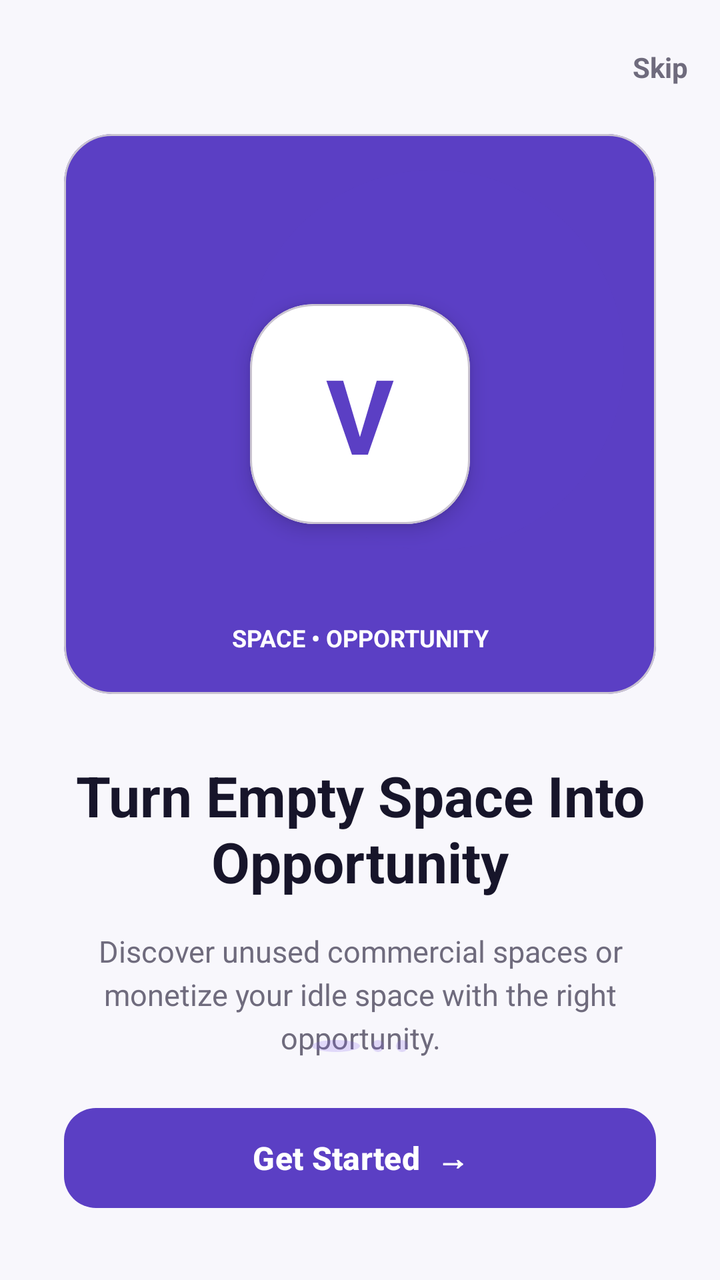
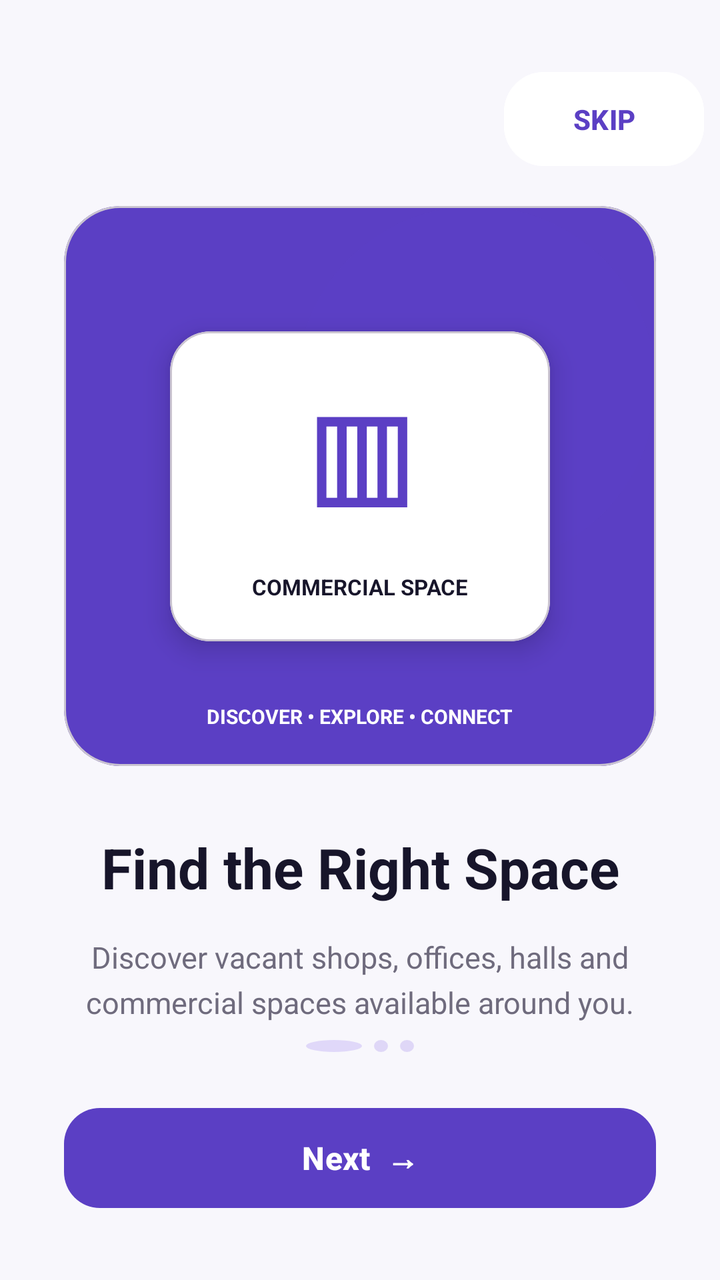

Screens rendered from an Android XML layout before and after an edit, with the pre-edit source and the edit as a unified diff.
<!-- AndroidManifest.xml: application theme Theme.Vacspace -->
<!-- res/layout/activity_onboarding.xml -->
<?xml version="1.0" encoding="utf-8"?>
<androidx.constraintlayout.widget.ConstraintLayout
    xmlns:android="http://schemas.android.com/apk/res/android"
    xmlns:app="http://schemas.android.com/apk/res-auto"
    android:layout_width="match_parent"
    android:layout_height="match_parent"
    android:background="@color/vacspace_background">

    
    <TextView
        android:id="@+id/tvSkip"
        android:layout_width="wrap_content"
        android:layout_height="wrap_content"
        android:layout_marginTop="@dimen/spacing_lg"
        android:layout_marginEnd="@dimen/spacing_md"
        android:text="Skip"
        android:textColor="@color/vacspace_text_secondary"
        android:textSize="14sp"
        android:textStyle="bold"
        app:layout_constraintEnd_toEndOf="parent"
        app:layout_constraintTop_toTopOf="parent" />

    
    <com.google.android.material.card.MaterialCardView
        android:id="@+id/cardIllustration"
        android:layout_width="0dp"
        android:layout_height="280dp"
        android:layout_marginStart="@dimen/spacing_xl"
        android:layout_marginTop="@dimen/spacing_lg"
        android:layout_marginEnd="@dimen/spacing_xl"
        app:cardBackgroundColor="@color/vacspace_primary"
        app:cardCornerRadius="@dimen/radius_lg"
        app:cardElevation="0dp"
        app:layout_constraintEnd_toEndOf="parent"
        app:layout_constraintStart_toStartOf="parent"
        app:layout_constraintTop_toBottomOf="@id/tvSkip">

        <androidx.constraintlayout.widget.ConstraintLayout
            android:layout_width="match_parent"
            android:layout_height="match_parent">

            
            <View
                android:layout_width="190dp"
                android:layout_height="190dp"
                android:alpha="0.15"
                android:background="@drawable/bg_splash_circle"
                app:layout_constraintBottom_toBottomOf="parent"
                app:layout_constraintEnd_toEndOf="parent"
                app:layout_constraintHorizontal_bias="0.85"
                app:layout_constraintStart_toStartOf="parent"
                app:layout_constraintTop_toTopOf="parent"
                app:layout_constraintVertical_bias="0.2" />

            
            <com.google.android.material.card.MaterialCardView
                android:layout_width="110dp"
                android:layout_height="110dp"
                app:cardBackgroundColor="@color/vacspace_surface"
                app:cardCornerRadius="32dp"
                app:cardElevation="6dp"
                app:layout_constraintBottom_toBottomOf="parent"
                app:layout_constraintEnd_toEndOf="parent"
                app:layout_constraintStart_toStartOf="parent"
                app:layout_constraintTop_toTopOf="parent">

                <TextView
                    android:layout_width="match_parent"
                    android:layout_height="match_parent"
                    android:gravity="center"
                    android:text="V"
                    android:textColor="@color/vacspace_primary"
                    android:textSize="52sp"
                    android:textStyle="bold" />

            </com.google.android.material.card.MaterialCardView>

            <TextView
                android:layout_width="wrap_content"
                android:layout_height="wrap_content"
                android:layout_marginBottom="20dp"
                android:text="SPACE • OPPORTUNITY"
                android:textColor="@color/vacspace_text_white"
                android:textSize="12sp"
                android:textStyle="bold"
                app:layout_constraintBottom_toBottomOf="parent"
                app:layout_constraintEnd_toEndOf="parent"
                app:layout_constraintStart_toStartOf="parent" />

        </androidx.constraintlayout.widget.ConstraintLayout>

    </com.google.android.material.card.MaterialCardView>

    
    <TextView
        android:id="@+id/tvTitle"
        android:layout_width="0dp"
        android:layout_height="wrap_content"
        android:layout_marginStart="@dimen/spacing_xl"
        android:layout_marginTop="@dimen/spacing_xl"
        android:layout_marginEnd="@dimen/spacing_xl"
        android:gravity="center"
        android:text="Turn Empty Space Into Opportunity"
        android:textColor="@color/vacspace_text_primary"
        android:textSize="28sp"
        android:textStyle="bold"
        app:layout_constraintEnd_toEndOf="parent"
        app:layout_constraintStart_toStartOf="parent"
        app:layout_constraintTop_toBottomOf="@id/cardIllustration" />

    
    <TextView
        android:id="@+id/tvDescription"
        android:layout_width="0dp"
        android:layout_height="wrap_content"
        android:layout_marginStart="@dimen/spacing_xl"
        android:layout_marginTop="@dimen/spacing_md"
        android:layout_marginEnd="@dimen/spacing_xl"
        android:gravity="center"
        android:lineSpacingExtra="4dp"
        android:text="Discover unused commercial spaces or monetize your idle space with the right opportunity."
        android:textColor="@color/vacspace_text_secondary"
        android:textSize="15sp"
        app:layout_constraintEnd_toEndOf="parent"
        app:layout_constraintStart_toStartOf="parent"
        app:layout_constraintTop_toBottomOf="@id/tvTitle" />

    
    <LinearLayout
        android:id="@+id/pageIndicator"
        android:layout_width="wrap_content"
        android:layout_height="wrap_content"
        android:layout_marginBottom="@dimen/spacing_lg"
        android:gravity="center"
        android:orientation="horizontal"
        app:layout_constraintBottom_toTopOf="@id/btnNext"
        app:layout_constraintEnd_toEndOf="parent"
        app:layout_constraintStart_toStartOf="parent">

        <View
            android:layout_width="24dp"
            android:layout_height="6dp"
            android:layout_marginEnd="6dp"
            android:background="@drawable/bg_splash_circle" />

        <View
            android:layout_width="6dp"
            android:layout_height="6dp"
            android:layout_marginEnd="6dp"
            android:background="@drawable/bg_splash_circle" />

        <View
            android:layout_width="6dp"
            android:layout_height="6dp"
            android:background="@drawable/bg_splash_circle" />

    </LinearLayout>

    
    <com.google.android.material.button.MaterialButton
        android:id="@+id/btnNext"
        android:layout_width="0dp"
        android:layout_height="58dp"
        android:layout_marginStart="@dimen/spacing_xl"
        android:layout_marginEnd="@dimen/spacing_xl"
        android:layout_marginBottom="@dimen/spacing_xl"
        android:text="Get Started  →"
        android:textAllCaps="false"
        android:textSize="16sp"
        android:textStyle="bold"
        app:cornerRadius="@dimen/radius_md"
        app:layout_constraintBottom_toBottomOf="parent"
        app:layout_constraintEnd_toEndOf="parent"
        app:layout_constraintStart_toStartOf="parent" />

</androidx.constraintlayout.widget.ConstraintLayout>
<!-- resources referenced by this layout -->
<resources>
  <color name="vacspace_background">#F8F7FC</color>
  <color name="vacspace_primary">#5B3FC4</color>
  <color name="vacspace_surface">#FFFFFF</color>
  <color name="vacspace_text_primary">#17152A</color>
  <color name="vacspace_text_secondary">#6F6B7D</color>
  <color name="vacspace_text_white">#FFFFFF</color>
  <dimen name="radius_lg">24dp</dimen>
  <dimen name="radius_md">16dp</dimen>
  <dimen name="spacing_lg">24dp</dimen>
  <dimen name="spacing_md">16dp</dimen>
  <dimen name="spacing_xl">32dp</dimen>
  <!-- drawable bg_splash_circle (drawable) -->
  <?xml version="1.0" encoding="utf-8"?>
  <shape xmlns:android="http://schemas.android.com/apk/res/android"
      android:shape="oval">
  
      <solid android:color="#337C5CE8" />
  
  </shape>
  <style name="Theme.Vacspace" parent="Base.Theme.Vacspace" />
  <style name="Base.Theme.Vacspace" parent="Theme.Material3.DayNight.NoActionBar">
  
          <item name="colorPrimary">@color/vacspace_primary</item>
          <item name="colorPrimaryContainer">@color/vacspace_primary_light</item>
  
          <item name="android:windowBackground">@color/vacspace_background</item>
          <item name="android:statusBarColor">@color/vacspace_background</item>
          <item name="android:navigationBarColor">@color/vacspace_background</item>
  
      </style>
  <color name="vacspace_primary_light">#7C5CE8</color>
</resources>

<!-- the commit's change to res/layout/activity_onboarding.xml (unified diff, before → after) -->
@@ -1,176 +1,660 @@
 <?xml version="1.0" encoding="utf-8"?>
-<androidx.constraintlayout.widget.ConstraintLayout
+<android.widget.FrameLayout
     xmlns:android="http://schemas.android.com/apk/res/android"
     xmlns:app="http://schemas.android.com/apk/res-auto"
     android:layout_width="match_parent"
     android:layout_height="match_parent"
     android:background="@color/vacspace_background">
 
-    
-    <TextView
-        android:id="@+id/tvSkip"
-        android:layout_width="wrap_content"
-        android:layout_height="wrap_content"
-        android:layout_marginTop="@dimen/spacing_lg"
-        android:layout_marginEnd="@dimen/spacing_md"
-        android:text="Skip"
-        android:textColor="@color/vacspace_text_secondary"
-        android:textSize="14sp"
-        android:textStyle="bold"
-        app:layout_constraintEnd_toEndOf="parent"
-        app:layout_constraintTop_toTopOf="parent" />
-
-    
-    <com.google.android.material.card.MaterialCardView
-        android:id="@+id/cardIllustration"
-        android:layout_width="0dp"
-        android:layout_height="280dp"
-        android:layout_marginStart="@dimen/spacing_xl"
-        android:layout_marginTop="@dimen/spacing_lg"
-        android:layout_marginEnd="@dimen/spacing_xl"
-        app:cardBackgroundColor="@color/vacspace_primary"
-        app:cardCornerRadius="@dimen/radius_lg"
-        app:cardElevation="0dp"
-        app:layout_constraintEnd_toEndOf="parent"
-        app:layout_constraintStart_toStartOf="parent"
-        app:layout_constraintTop_toBottomOf="@id/tvSkip">
+    <ViewFlipper
+        android:id="@+id/viewFlipper"
+        android:layout_width="match_parent"
+        android:layout_height="match_parent"
+        android:inAnimation="@android:anim/fade_in"
+        android:outAnimation="@android:anim/fade_out">
+
+        
+        
+        
 
         <androidx.constraintlayout.widget.ConstraintLayout
             android:layout_width="match_parent"
             android:layout_height="match_parent">
 
             
-            <View
-                android:layout_width="190dp"
-                android:layout_height="190dp"
-                android:alpha="0.15"
-                android:background="@drawable/bg_splash_circle"
+            <com.google.android.material.button.MaterialButton
+                android:id="@+id/btnSkip1"
+                android:layout_width="100dp"
+                android:layout_height="55dp"
+                android:layout_marginTop="32dp"
+                android:layout_marginEnd="8dp"
+                android:elevation="10dp"
+                android:text="SKIP"
+                android:textAllCaps="false"
+                android:textColor="@color/vacspace_primary"
+                android:textSize="14sp"
+                android:textStyle="bold"
+                android:backgroundTint="@color/vacspace_surface"
+                app:cornerRadius="20dp"
+                app:layout_constraintEnd_toEndOf="parent"
+                app:layout_constraintTop_toTopOf="parent" />
+
+            
+            <com.google.android.material.card.MaterialCardView
+                android:id="@+id/cardIllustration1"
+                android:layout_width="0dp"
+                android:layout_height="280dp"
+                android:layout_marginStart="@dimen/spacing_xl"
+                android:layout_marginTop="@dimen/spacing_md"
+                android:layout_marginEnd="@dimen/spacing_xl"
+                app:cardBackgroundColor="@color/vacspace_primary"
+                app:cardCornerRadius="28dp"
+                app:cardElevation="0dp"
+                app:layout_constraintEnd_toEndOf="parent"
+                app:layout_constraintStart_toStartOf="parent"
+                app:layout_constraintTop_toBottomOf="@id/btnSkip1">
+
+                <androidx.constraintlayout.widget.ConstraintLayout
+                    android:layout_width="match_parent"
+                    android:layout_height="match_parent">
+
+                    <View
+                        android:id="@+id/circle1"
+                        android:layout_width="180dp"
+                        android:layout_height="180dp"
+                        android:alpha="0.18"
+                        android:background="@drawable/bg_splash_circle"
+                        app:layout_constraintEnd_toEndOf="parent"
+                        app:layout_constraintTop_toTopOf="parent" />
+
+                    
+                    <com.google.android.material.card.MaterialCardView
+                        android:id="@+id/buildingCard"
+                        android:layout_width="190dp"
+                        android:layout_height="155dp"
+                        app:cardBackgroundColor="@color/vacspace_surface"
+                        app:cardCornerRadius="20dp"
+                        app:cardElevation="8dp"
+                        app:layout_constraintBottom_toBottomOf="parent"
+                        app:layout_constraintEnd_toEndOf="parent"
+                        app:layout_constraintStart_toStartOf="parent"
+                        app:layout_constraintTop_toTopOf="parent">
+
+                        <androidx.constraintlayout.widget.ConstraintLayout
+                            android:layout_width="match_parent"
+                            android:layout_height="match_parent">
+
+                            <TextView
+                                android:id="@+id/tvBuilding"
+                                android:layout_width="wrap_content"
+                                android:layout_height="wrap_content"
+                                android:text="▥"
+                                android:textColor="@color/vacspace_primary"
+                                android:textSize="72sp"
+                                android:textStyle="bold"
+                                app:layout_constraintBottom_toTopOf="@id/tvBuildingLabel"
+                                app:layout_constraintEnd_toEndOf="parent"
+                                app:layout_constraintStart_toStartOf="parent"
+                                app:layout_constraintTop_toTopOf="parent" />
+
+                            <TextView
+                                android:id="@+id/tvBuildingLabel"
+                                android:layout_width="wrap_content"
+                                android:layout_height="wrap_content"
+                                android:layout_marginBottom="20dp"
+                                android:text="COMMERCIAL SPACE"
+                                android:textColor="@color/vacspace_text_primary"
+                                android:textSize="11sp"
+                                android:textStyle="bold"
+                                app:layout_constraintBottom_toBottomOf="parent"
+                                app:layout_constraintEnd_toEndOf="parent"
+                                app:layout_constraintStart_toStartOf="parent" />
+
+                        </androidx.constraintlayout.widget.ConstraintLayout>
+
+                    </com.google.android.material.card.MaterialCardView>
+
+                    <TextView
+                        android:id="@+id/tvBottomLabel1"
+                        android:layout_width="wrap_content"
+                        android:layout_height="wrap_content"
+                        android:layout_marginBottom="18dp"
+                        android:text="DISCOVER • EXPLORE • CONNECT"
+                        android:textColor="@color/vacspace_text_white"
+                        android:textSize="10sp"
+                        android:textStyle="bold"
+                        app:layout_constraintBottom_toBottomOf="parent"
+                        app:layout_constraintEnd_toEndOf="parent"
+                        app:layout_constraintStart_toStartOf="parent" />
+
+                </androidx.constraintlayout.widget.ConstraintLayout>
+
+            </com.google.android.material.card.MaterialCardView>
+
+            
+            <TextView
+                android:id="@+id/tvTitle1"
+                android:layout_width="0dp"
+                android:layout_height="wrap_content"
+                android:layout_marginStart="@dimen/spacing_xl"
+                android:layout_marginTop="@dimen/spacing_xl"
+                android:layout_marginEnd="@dimen/spacing_xl"
+                android:gravity="center"
+                android:text="Find the Right Space"
+                android:textColor="@color/vacspace_text_primary"
+                android:textSize="28sp"
+                android:textStyle="bold"
+                app:layout_constraintEnd_toEndOf="parent"
+                app:layout_constraintStart_toStartOf="parent"
+                app:layout_constraintTop_toBottomOf="@id/cardIllustration1" />
+
+            
+            <TextView
+                android:id="@+id/tvDescription1"
+                android:layout_width="0dp"
+                android:layout_height="wrap_content"
+                android:layout_marginStart="@dimen/spacing_xl"
+                android:layout_marginTop="@dimen/spacing_md"
+                android:layout_marginEnd="@dimen/spacing_xl"
+                android:gravity="center"
+                android:lineSpacingExtra="5dp"
+                android:text="Discover vacant shops, offices, halls and commercial spaces available around you."
+                android:textColor="@color/vacspace_text_secondary"
+                android:textSize="15sp"
+                app:layout_constraintEnd_toEndOf="parent"
+                app:layout_constraintStart_toStartOf="parent"
+                app:layout_constraintTop_toBottomOf="@id/tvTitle1" />
+
+            
+            <View
+                android:id="@+id/indicator1Active"
+                android:layout_width="28dp"
+                android:layout_height="6dp"
+                android:layout_marginBottom="@dimen/spacing_lg"
+                android:background="@drawable/bg_splash_circle"
+                app:layout_constraintBottom_toTopOf="@id/btnNext1"
+                app:layout_constraintEnd_toStartOf="@id/indicator1Dot2"
+                app:layout_constraintHorizontal_chainStyle="packed"
+                app:layout_constraintStart_toStartOf="parent" />
+
+            <View
+                android:id="@+id/indicator1Dot2"
+                android:layout_width="7dp"
+                android:layout_height="6dp"
+                android:layout_marginStart="6dp"
+                android:layout_marginBottom="@dimen/spacing_lg"
+                android:background="@drawable/bg_splash_circle"
+                app:layout_constraintBottom_toTopOf="@id/btnNext1"
+                app:layout_constraintEnd_toStartOf="@id/indicator1Dot3"
+                app:layout_constraintStart_toEndOf="@id/indicator1Active" />
+
+            <View
+                android:id="@+id/indicator1Dot3"
+                android:layout_width="7dp"
+                android:layout_height="6dp"
+                android:layout_marginStart="6dp"
+                android:layout_marginBottom="@dimen/spacing_lg"
+                android:background="@drawable/bg_splash_circle"
+                app:layout_constraintBottom_toTopOf="@id/btnNext1"
+                app:layout_constraintEnd_toEndOf="parent"
+                app:layout_constraintStart_toEndOf="@id/indicator1Dot2" />
+
+            
+            <com.google.android.material.button.MaterialButton
+                android:id="@+id/btnNext1"
+                android:layout_width="0dp"
+                android:layout_height="58dp"
+                android:layout_marginStart="@dimen/spacing_xl"
+                android:layout_marginEnd="@dimen/spacing_xl"
+                android:layout_marginBottom="@dimen/spacing_xl"
+                android:text="Next  →"
+                android:textAllCaps="false"
+                android:textSize="16sp"
+                android:textStyle="bold"
+                app:cornerRadius="18dp"
                 app:layout_constraintBottom_toBottomOf="parent"
                 app:layout_constraintEnd_toEndOf="parent"
-                app:layout_constraintHorizontal_bias="0.85"
-                app:layout_constraintStart_toStartOf="parent"
-                app:layout_constraintTop_toTopOf="parent"
-                app:layout_constraintVertical_bias="0.2" />
+                app:layout_constraintStart_toStartOf="parent" />
+
+        </androidx.constraintlayout.widget.ConstraintLayout>
+
+
+        
+        
+        
+
+        <androidx.constraintlayout.widget.ConstraintLayout
+            android:layout_width="match_parent"
+            android:layout_height="match_parent">
+
+            
+            <com.google.android.material.button.MaterialButton
+                android:id="@+id/btnSkip2"
+                android:layout_width="100dp"
+                android:layout_height="55dp"
+                android:layout_marginTop="32dp"
+                android:layout_marginEnd="8dp"
+                android:elevation="10dp"
+                android:text="SKIP"
+                android:textAllCaps="false"
+                android:textColor="@color/vacspace_primary"
+                android:textSize="14sp"
+                android:textStyle="bold"
+                android:backgroundTint="@color/vacspace_surface"
+                app:cornerRadius="20dp"
+                app:layout_constraintEnd_toEndOf="parent"
+                app:layout_constraintTop_toTopOf="parent" />
 
             
             <com.google.android.material.card.MaterialCardView
-                android:layout_width="110dp"
-                android:layout_height="110dp"
-                app:cardBackgroundColor="@color/vacspace_surface"
-                app:cardCornerRadius="32dp"
-                app:cardElevation="6dp"
+                android:id="@+id/cardIllustration2"
+                android:layout_width="0dp"
+                android:layout_height="280dp"
+                android:layout_marginStart="@dimen/spacing_xl"
+                android:layout_marginTop="@dimen/spacing_md"
+                android:layout_marginEnd="@dimen/spacing_xl"
+                app:cardBackgroundColor="@color/vacspace_primary_dark"
+                app:cardCornerRadius="28dp"
+                app:cardElevation="0dp"
+                app:layout_constraintEnd_toEndOf="parent"
+                app:layout_constraintStart_toStartOf="parent"
+                app:layout_constraintTop_toBottomOf="@id/btnSkip2">
+
+                <androidx.constraintlayout.widget.ConstraintLayout
+                    android:layout_width="match_parent"
+                    android:layout_height="match_parent">
+
+                    <View
+                        android:id="@+id/circle2"
+                        android:layout_width="190dp"
+                        android:layout_height="190dp"
+                        android:alpha="0.18"
+                        android:background="@drawable/bg_splash_circle"
+                        app:layout_constraintBottom_toBottomOf="parent"
+                        app:layout_constraintStart_toStartOf="parent" />
+
+                    
+                    <com.google.android.material.card.MaterialCardView
+                        android:id="@+id/valueCard"
+                        android:layout_width="210dp"
+                        android:layout_height="145dp"
+                        app:cardBackgroundColor="@color/vacspace_surface"
+                        app:cardCornerRadius="22dp"
+                        app:cardElevation="8dp"
+                        app:layout_constraintBottom_toBottomOf="parent"
+                        app:layout_constraintEnd_toEndOf="parent"
+                        app:layout_constraintStart_toStartOf="parent"
+                        app:layout_constraintTop_toTopOf="parent">
+
+                        <androidx.constraintlayout.widget.ConstraintLayout
+                            android:layout_width="match_parent"
+                            android:layout_height="match_parent">
+
+                            <TextView
+                                android:id="@+id/tvGrowth"
+                                android:layout_width="wrap_content"
+                                android:layout_height="wrap_content"
+                                android:text="↗"
+                                android:textColor="@color/vacspace_primary"
+                                android:textSize="58sp"
+                                android:textStyle="bold"
+                                app:layout_constraintBottom_toTopOf="@id/tvGrowthLabel"
+                                app:layout_constraintEnd_toEndOf="parent"
+                                app:layout_constraintStart_toStartOf="parent"
+                                app:layout_constraintTop_toTopOf="parent" />
+
+                            <TextView
+                                android:id="@+id/tvGrowthLabel"
+                                android:layout_width="wrap_content"
+                                android:layout_height="wrap_content"
+                                android:layout_marginBottom="24dp"
+                                android:text="TURN IDLE SPACE INTO VALUE"
+                                android:textColor="@color/vacspace_text_primary"
+                                android:textSize="11sp"
+                                android:textStyle="bold"
+                                app:layout_constraintBottom_toBottomOf="parent"
+                                app:layout_constraintEnd_toEndOf="parent"
+                                app:layout_constraintStart_toStartOf="parent" />
+
+                        </androidx.constraintlayout.widget.ConstraintLayout>
+
+                    </com.google.android.material.card.MaterialCardView>
+
+                    <TextView
+                        android:id="@+id/tvBottomLabel2"
+                        android:layout_width="wrap_content"
+                        android:layout_height="wrap_content"
+                        android:layout_marginBottom="18dp"
+                        android:text="LIST • MONETIZE • GROW"
+                        android:textColor="@color/vacspace_text_white"
+                        android:textSize="10sp"
+                        android:textStyle="bold"
+                        app:layout_constraintBottom_toBottomOf="parent"
+                        app:layout_constraintEnd_toEndOf="parent"
+                        app:layout_constraintStart_toStartOf="parent" />
+
+                </androidx.constraintlayout.widget.ConstraintLayout>
+
+            </com.google.android.material.card.MaterialCardView>
+
+            
+            <TextView
+                android:id="@+id/tvTitle2"
+                android:layout_width="0dp"
+                android:layout_height="wrap_content"
+                android:layout_marginStart="@dimen/spacing_xl"
+                android:layout_marginTop="@dimen/spacing_xl"
+                android:layout_marginEnd="@dimen/spacing_xl"
+                android:gravity="center"
+                android:text="Make Your Space Work"
+                android:textColor="@color/vacspace_text_primary"
+                android:textSize="28sp"
+                android:textStyle="bold"
+                app:layout_constraintEnd_toEndOf="parent"
+                app:layout_constraintStart_toStartOf="parent"
+                app:layout_constraintTop_toBottomOf="@id/cardIllustration2" />
+
+            
+            <TextView
+                android:id="@+id/tvDescription2"
+                android:layout_width="0dp"
+                android:layout_height="wrap_content"
+                android:layout_marginStart="@dimen/spacing_xl"
+                android:layout_marginTop="@dimen/spacing_md"
+                android:layout_marginEnd="@dimen/spacing_xl"
+                android:gravity="center"
+                android:lineSpacingExtra="5dp"
+                android:text="Turn your unused commercial space into a valuable income-generating opportunity."
+                android:textColor="@color/vacspace_text_secondary"
+                android:textSize="15sp"
+                app:layout_constraintEnd_toEndOf="parent"
+                app:layout_constraintStart_toStartOf="parent"
+                app:layout_constraintTop_toBottomOf="@id/tvTitle2" />
+
+            
+            <View
+                android:id="@+id/indicator2Dot1"
+                android:layout_width="7dp"
+                android:layout_height="6dp"
+                android:layout_marginBottom="@dimen/spacing_lg"
+                android:background="@drawable/bg_splash_circle"
+                app:layout_constraintBottom_toTopOf="@id/btnNext2"
+                app:layout_constraintEnd_toStartOf="@id/indicator2Active"
+                app:layout_constraintHorizontal_chainStyle="packed"
+                app:layout_constraintStart_toStartOf="parent" />
+
+            <View
+                android:id="@+id/indicator2Active"
+                android:layout_width="28dp"
+                android:layout_height="6dp"
+                android:layout_marginStart="6dp"
+                android:layout_marginBottom="@dimen/spacing_lg"
+                android:background="@drawable/bg_splash_circle"
+                app:layout_constraintBottom_toTopOf="@id/btnNext2"
+                app:layout_constraintEnd_toStartOf="@id/indicator2Dot3"
+                app:layout_constraintStart_toEndOf="@id/indicator2Dot1" />
+
+            <View
+                android:id="@+id/indicator2Dot3"
+                android:layout_width="7dp"
+                android:layout_height="6dp"
+                android:layout_marginStart="6dp"
+                android:layout_marginBottom="@dimen/spacing_lg"
+                android:background="@drawable/bg_splash_circle"
+                app:layout_constraintBottom_toTopOf="@id/btnNext2"
+                app:layout_constraintEnd_toEndOf="parent"
+                app:layout_constraintStart_toEndOf="@id/indicator2Active" />
+
+            
+            <com.google.android.material.button.MaterialButton
+                android:id="@+id/btnNext2"
+                android:layout_width="0dp"
+                android:layout_height="58dp"
+                android:layout_marginStart="@dimen/spacing_xl"
+                android:layout_marginEnd="@dimen/spacing_xl"
+                android:layout_marginBottom="@dimen/spacing_xl"
+                android:text="Next  →"
+                android:textAllCaps="false"
+                android:textSize="16sp"
+                android:textStyle="bold"
+                app:cornerRadius="18dp"
                 app:layout_constraintBottom_toBottomOf="parent"
                 app:layout_constraintEnd_toEndOf="parent"
-                app:layout_constraintStart_toStartOf="parent"
-                app:layout_constraintTop_toTopOf="parent">
-
-                <TextView
+                app:layout_constraintStart_toStartOf="parent" />
+
+        </androidx.constraintlayout.widget.ConstraintLayout>
+
+
+        
+        
+        
+
+        <androidx.constraintlayout.widget.ConstraintLayout
+            android:layout_width="match_parent"
+            android:layout_height="match_parent">
+
+            
+            <com.google.android.material.button.MaterialButton
+                android:id="@+id/btnSkip3"
+                android:layout_width="100dp"
+                android:layout_height="55dp"
+                android:layout_marginTop="32dp"
+                android:layout_marginEnd="8dp"
+                android:elevation="10dp"
+                android:text="SKIP"
+                android:textAllCaps="false"
+                android:textColor="@color/vacspace_primary"
+                android:textSize="14sp"
+                android:textStyle="bold"
+                android:backgroundTint="@color/vacspace_surface"
+                app:cornerRadius="20dp"
+                app:layout_constraintEnd_toEndOf="parent"
+                app:layout_constraintTop_toTopOf="parent" />
+
+            
+            <com.google.android.material.card.MaterialCardView
+                android:id="@+id/cardIllustration3"
+                android:layout_width="0dp"
+                android:layout_height="280dp"
+                android:layout_marginStart="@dimen/spacing_xl"
+                android:layout_marginTop="@dimen/spacing_md"
+                android:layout_marginEnd="@dimen/spacing_xl"
+                app:cardBackgroundColor="@color/vacspace_primary"
+                app:cardCornerRadius="28dp"
+                app:cardElevation="0dp"
+                app:layout_constraintEnd_toEndOf="parent"
+                app:layout_constraintStart_toStartOf="parent"
+                app:layout_constraintTop_toBottomOf="@id/btnSkip3">
+
+                <androidx.constraintlayout.widget.ConstraintLayout
                     android:layout_width="match_parent"
-                    android:layout_height="match_parent"
-                    android:gravity="center"
-                    android:text="V"
-                    android:textColor="@color/vacspace_primary"
-                    android:textSize="52sp"
-                    android:textStyle="bold" />
+                    android:layout_height="match_parent">
+
+                    <View
+                        android:id="@+id/circle3"
+                        android:layout_width="170dp"
+                        android:layout_height="170dp"
+                        android:alpha="0.18"
+                        android:background="@drawable/bg_splash_circle"
+                        app:layout_constraintBottom_toBottomOf="parent"
+                        app:layout_constraintEnd_toEndOf="parent" />
+
+                    
+                    <com.google.android.material.card.MaterialCardView
+                        android:id="@+id/ownerCard"
+                        android:layout_width="100dp"
+                        android:layout_height="100dp"
+                        app:cardBackgroundColor="@color/vacspace_surface"
+                        app:cardCornerRadius="22dp"
+                        app:cardElevation="7dp"
+                        app:layout_constraintBottom_toBottomOf="parent"
+                        app:layout_constraintEnd_toStartOf="@id/connectionCard"
+                        app:layout_constraintStart_toStartOf="parent"
+                        app:layout_constraintTop_toTopOf="parent">
+
+                        <TextView
+                            android:layout_width="match_parent"
+                            android:layout_height="match_parent"
+                            android:gravity="center"
+                            android:text="OWNER"
+                            android:textColor="@color/vacspace_primary"
+                            android:textSize="13sp"
+                            android:textStyle="bold" />
+
+                    </com.google.android.material.card.MaterialCardView>
+
+                    
+                    <com.google.android.material.card.MaterialCardView
+                        android:id="@+id/connectionCard"
+                        android:layout_width="65dp"
+                        android:layout_height="65dp"
+                        app:cardBackgroundColor="@color/vacspace_surface"
+                        app:cardCornerRadius="33dp"
+                        app:cardElevation="8dp"
+                        app:layout_constraintBottom_toBottomOf="parent"
+                        app:layout_constraintEnd_toEndOf="parent"
+                        app:layout_constraintStart_toStartOf="parent"
+                        app:layout_constraintTop_toTopOf="parent">
+
+                        <TextView
+                            android:layout_width="match_parent"
+                            android:layout_height="match_parent"
+                            android:gravity="center"
+                            android:text="↔"
+                            android:textColor="@color/vacspace_primary"
+                            android:textSize="28sp"
+                            android:textStyle="bold" />
+
+                    </com.google.android.material.card.MaterialCardView>
+
+                    
+                    <com.google.android.material.card.MaterialCardView
+                        android:id="@+id/seekerCard"
+                        android:layout_width="100dp"
+                        android:layout_height="100dp"
+                        app:cardBackgroundColor="@color/vacspace_surface"
+                        app:cardCornerRadius="22dp"
+                        app:cardElevation="7dp"
+                        app:layout_constraintBottom_toBottomOf="parent"
+                        app:layout_constraintEnd_toEndOf="parent"
+                        app:layout_constraintStart_toEndOf="@id/connectionCard"
+                        app:layout_constraintTop_toTopOf="parent">
+
+                        <TextView
+                            android:layout_width="match_parent"
+                            android:layout_height="match_parent"
+                            android:gravity="center"
+                            android:text="SEEKER"
+                            android:textColor="@color/vacspace_primary"
+                            android:textSize="13sp"
+                            android:textStyle="bold" />
+
+                    </com.google.android.material.card.MaterialCardView>
+
+                    <TextView
+                        android:id="@+id/tvBottomLabel3"
+                        android:layout_width="wrap_content"
+                        android:layout_height="wrap_content"
+                        android:layout_marginBottom="18dp"
+                        android:text="SPACE MEETS OPPORTUNITY"
+                        android:textColor="@color/vacspace_text_white"
+                        android:textSize="10sp"
+                        android:textStyle="bold"
+                        app:layout_constraintBottom_toBottomOf="parent"
+                        app:layout_constraintEnd_toEndOf="parent"
+                        app:layout_constraintStart_toStartOf="parent" />
+
+                </androidx.constraintlayout.widget.ConstraintLayout>
 
             </com.google.android.material.card.MaterialCardView>
 
+            
             <TextView
-                android:layout_width="wrap_content"
+                android:id="@+id/tvTitle3"
+                android:layout_width="0dp"
                 android:layout_height="wrap_content"
-                android:layout_marginBottom="20dp"
-                android:text="SPACE • OPPORTUNITY"
-                android:textColor="@color/vacspace_text_white"
-                android:textSize="12sp"
-                android:textStyle="bold"
+                android:layout_marginStart="@dimen/spacing_xl"
+                android:layout_marginTop="@dimen/spacing_xl"
+                android:layout_marginEnd="@dimen/spacing_xl"
+                android:gravity="center"
+                android:text="Space Meets Opportunity"
+                android:textColor="@color/vacspace_text_primary"
+                android:textSize="28sp"
+                android:textStyle="bold"
+                app:layout_constraintEnd_toEndOf="parent"
+                app:layout_constraintStart_toStartOf="parent"
+                app:layout_constraintTop_toBottomOf="@id/cardIllustration3" />
+
+            
+            <TextView
+                android:id="@+id/tvDescription3"
+                android:layout_width="0dp"
+                android:layout_height="wrap_content"
+                android:layout_marginStart="@dimen/spacing_xl"
+                android:layout_marginTop="@dimen/spacing_md"
+                android:layout_marginEnd="@dimen/spacing_xl"
+                android:gravity="center"
+                android:lineSpacingExtra="5dp"
+                android:text="Connect space owners with people looking for the perfect place to build their next opportunity."
+                android:textColor="@color/vacspace_text_secondary"
+                android:textSize="15sp"
+                app:layout_constraintEnd_toEndOf="parent"
+                app:layout_constraintStart_toStartOf="parent"
+                app:layout_constraintTop_toBottomOf="@id/tvTitle3" />
+
+            
+            <View
+                android:id="@+id/indicator3Dot1"
+                android:layout_width="7dp"
+                android:layout_height="6dp"
+                android:layout_marginBottom="@dimen/spacing_lg"
+                android:background="@drawable/bg_splash_circle"
+                app:layout_constraintBottom_toTopOf="@id/btnGetStarted"
+                app:layout_constraintEnd_toStartOf="@id/indicator3Dot2"
+                app:layout_constraintHorizontal_chainStyle="packed"
+                app:layout_constraintStart_toStartOf="parent" />
+
+            <View
+                android:id="@+id/indicator3Dot2"
+                android:layout_width="7dp"
+                android:layout_height="6dp"
+                android:layout_marginStart="6dp"
+                android:layout_marginBottom="@dimen/spacing_lg"
+                android:background="@drawable/bg_splash_circle"
+                app:layout_constraintBottom_toTopOf="@id/btnGetStarted"
+                app:layout_constraintEnd_toStartOf="@id/indicator3Active"
+                app:layout_constraintStart_toEndOf="@id/indicator3Dot1" />
+
+            <View
+                android:id="@+id/indicator3Active"
+                android:layout_width="28dp"
+                android:layout_height="6dp"
+                android:layout_marginStart="6dp"
+                android:layout_marginBottom="@dimen/spacing_lg"
+                android:background="@drawable/bg_splash_circle"
+                app:layout_constraintBottom_toTopOf="@id/btnGetStarted"
+                app:layout_constraintEnd_toEndOf="parent"
+                app:layout_constraintStart_toEndOf="@id/indicator3Dot2" />
+
+            
+            <com.google.android.material.button.MaterialButton
+                android:id="@+id/btnGetStarted"
+                android:layout_width="0dp"
+                android:layout_height="58dp"
+                android:layout_marginStart="@dimen/spacing_xl"
+                android:layout_marginEnd="@dimen/spacing_xl"
+                android:layout_marginBottom="@dimen/spacing_xl"
+                android:text="Get Started  →"
+                android:textAllCaps="false"
+                android:textSize="16sp"
+                android:textStyle="bold"
+                app:cornerRadius="18dp"
                 app:layout_constraintBottom_toBottomOf="parent"
                 app:layout_constraintEnd_toEndOf="parent"
                 app:layout_constraintStart_toStartOf="parent" />
 
         </androidx.constraintlayout.widget.ConstraintLayout>
 
-    </com.google.android.material.card.MaterialCardView>
-
-    
-    <TextView
-        android:id="@+id/tvTitle"
-        android:layout_width="0dp"
-        android:layout_height="wrap_content"
-        android:layout_marginStart="@dimen/spacing_xl"
-        android:layout_marginTop="@dimen/spacing_xl"
-        android:layout_marginEnd="@dimen/spacing_xl"
-        android:gravity="center"
-        android:text="Turn Empty Space Into Opportunity"
-        android:textColor="@color/vacspace_text_primary"
-        android:textSize="28sp"
-        android:textStyle="bold"
-        app:layout_constraintEnd_toEndOf="parent"
-        app:layout_constraintStart_toStartOf="parent"
-        app:layout_constraintTop_toBottomOf="@id/cardIllustration" />
-
-    
-    <TextView
-        android:id="@+id/tvDescription"
-        android:layout_width="0dp"
-        android:layout_height="wrap_content"
-        android:layout_marginStart="@dimen/spacing_xl"
-        android:layout_marginTop="@dimen/spacing_md"
-        android:layout_marginEnd="@dimen/spacing_xl"
-        android:gravity="center"
-        android:lineSpacingExtra="4dp"
-        android:text="Discover unused commercial spaces or monetize your idle space with the right opportunity."
-        android:textColor="@color/vacspace_text_secondary"
-        android:textSize="15sp"
-        app:layout_constraintEnd_toEndOf="parent"
-        app:layout_constraintStart_toStartOf="parent"
-        app:layout_constraintTop_toBottomOf="@id/tvTitle" />
-
-    
-    <LinearLayout
-        android:id="@+id/pageIndicator"
-        android:layout_width="wrap_content"
-        android:layout_height="wrap_content"
-        android:layout_marginBottom="@dimen/spacing_lg"
-        android:gravity="center"
-        android:orientation="horizontal"
-        app:layout_constraintBottom_toTopOf="@id/btnNext"
-        app:layout_constraintEnd_toEndOf="parent"
-        app:layout_constraintStart_toStartOf="parent">
-
-        <View
-            android:layout_width="24dp"
-            android:layout_height="6dp"
-            android:layout_marginEnd="6dp"
-            android:background="@drawable/bg_splash_circle" />
-
-        <View
-            android:layout_width="6dp"
-            android:layout_height="6dp"
-            android:layout_marginEnd="6dp"
-            android:background="@drawable/bg_splash_circle" />
-
-        <View
-            android:layout_width="6dp"
-            android:layout_height="6dp"
-            android:background="@drawable/bg_splash_circle" />
-
-    </LinearLayout>
-
-    
-    <com.google.android.material.button.MaterialButton
-        android:id="@+id/btnNext"
-        android:layout_width="0dp"
-        android:layout_height="58dp"
-        android:layout_marginStart="@dimen/spacing_xl"
-        android:layout_marginEnd="@dimen/spacing_xl"
-        android:layout_marginBottom="@dimen/spacing_xl"
-        android:text="Get Started  →"
-        android:textAllCaps="false"
-        android:textSize="16sp"
-        android:textStyle="bold"
-        app:cornerRadius="@dimen/radius_md"
-        app:layout_constraintBottom_toBottomOf="parent"
-        app:layout_constraintEnd_toEndOf="parent"
-        app:layout_constraintStart_toStartOf="parent" />
-
-</androidx.constraintlayout.widget.ConstraintLayout>
+    </ViewFlipper>
+
+</android.widget.FrameLayout>
<!-- resource entries referenced after the edit -->
@@ -2,12 +2,11 @@
 <resources>
   <color name="vacspace_background">#F8F7FC</color>
   <color name="vacspace_primary">#5B3FC4</color>
+  <color name="vacspace_primary_dark">#4527A0</color>
   <color name="vacspace_surface">#FFFFFF</color>
   <color name="vacspace_text_primary">#17152A</color>
   <color name="vacspace_text_secondary">#6F6B7D</color>
   <color name="vacspace_text_white">#FFFFFF</color>
-  <dimen name="radius_lg">24dp</dimen>
-  <dimen name="radius_md">16dp</dimen>
   <dimen name="spacing_lg">24dp</dimen>
   <dimen name="spacing_md">16dp</dimen>
   <dimen name="spacing_xl">32dp</dimen>
